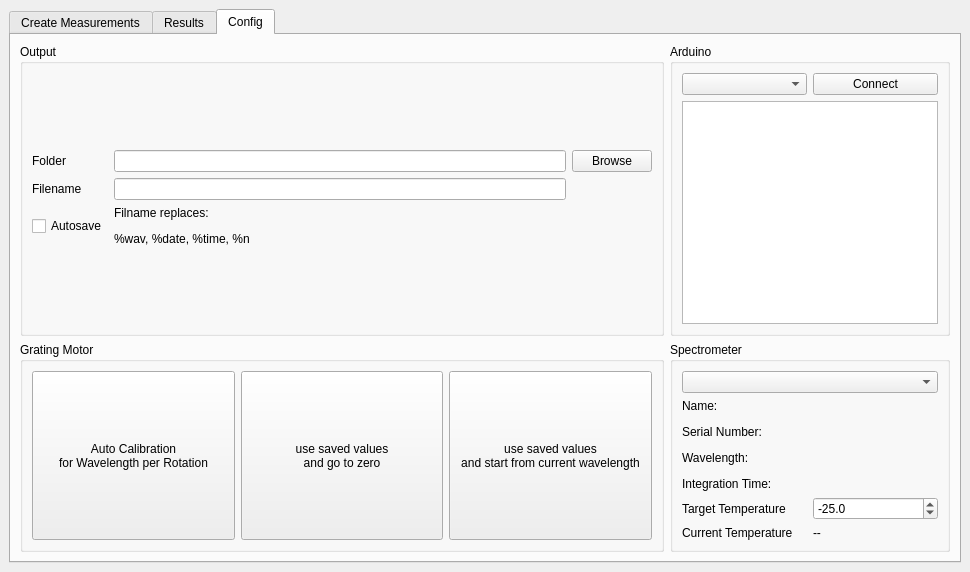
First picture: the form in GUI/mainWindow.ui, repository Davidxdydz/VUVControl, before the edit.
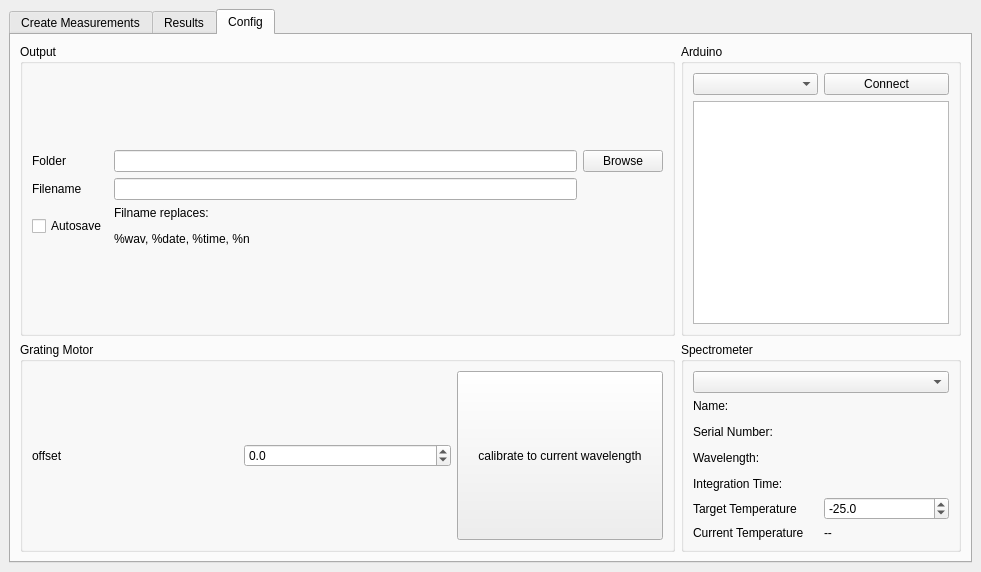
Second picture: the form after the edit. The open tabs and pages were chosen to show the change.

Commit message: streamlined calibration process

```diff
--- a/GUI/mainWindow.ui
+++ b/GUI/mainWindow.ui
@@ -6,7 +6,7 @@
    <rect>
     <x>0</x>
     <y>0</y>
-    <width>970</width>
+    <width>981</width>
     <height>572</height>
    </rect>
   </property>
@@ -480,35 +480,7 @@
           <layout class="QGridLayout" name="gridLayout_11">
            <item row="0" column="0">
             <layout class="QGridLayout" name="gridLayout_10">
-             <item row="0" column="1" rowspan="2">
-              <widget class="QPushButton" name="useSavedZeroButton">
-               <property name="sizePolicy">
-                <sizepolicy hsizetype="Minimum" vsizetype="Expanding">
-                 <horstretch>0</horstretch>
-                 <verstretch>0</verstretch>
-                </sizepolicy>
-               </property>
-               <property name="text">
-                <string>use saved values
-and go to zero</string>
-               </property>
-              </widget>
-             </item>
-             <item row="0" column="0" rowspan="2">
-              <widget class="QPushButton" name="calibrateRotationButton">
-               <property name="sizePolicy">
-                <sizepolicy hsizetype="Minimum" vsizetype="Expanding">
-                 <horstretch>0</horstretch>
-                 <verstretch>0</verstretch>
-                </sizepolicy>
-               </property>
-               <property name="text">
-                <string>Auto Calibration
-for Wavelength per Rotation</string>
-               </property>
-              </widget>
-             </item>
-             <item row="0" column="2" rowspan="2">
+             <item row="0" column="2" rowspan="3">
               <widget class="QPushButton" name="useSavedCurrentButton">
                <property name="sizePolicy">
                 <sizepolicy hsizetype="Minimum" vsizetype="Expanding">
@@ -517,8 +489,27 @@
                 </sizepolicy>
                </property>
                <property name="text">
-                <string>use saved values
-and start from current wavelength</string>
+                <string>calibrate to current wavelength</string>
+               </property>
+              </widget>
+             </item>
+             <item row="1" column="1">
+              <widget class="QDoubleSpinBox" name="offsetSpinBox">
+               <property name="decimals">
+                <number>1</number>
+               </property>
+               <property name="minimum">
+                <double>-1000.000000000000000</double>
+               </property>
+               <property name="maximum">
+                <double>1000.000000000000000</double>
+               </property>
+              </widget>
+             </item>
+             <item row="1" column="0">
+              <widget class="QLabel" name="label_14">
+               <property name="text">
+                <string>offset</string>
                </property>
               </widget>
              </item>
```
The commit also changes 4 other files.
